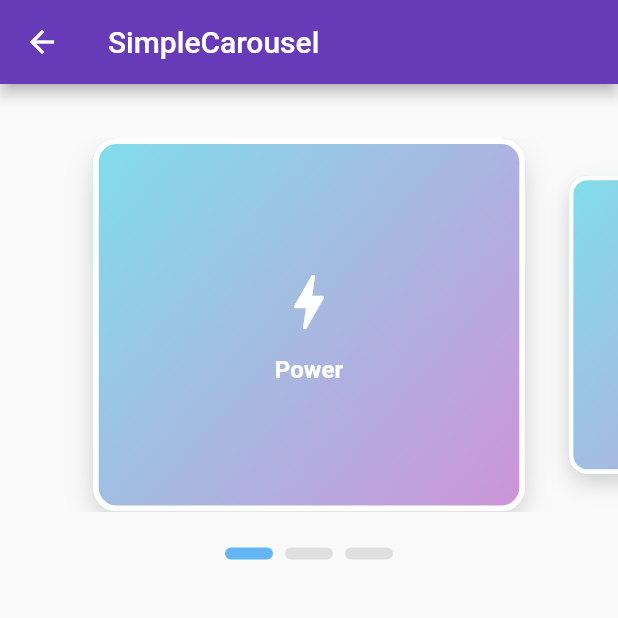
After one commit to hasansujon786/flutter_book, a Flutter app: the SimpleCarousel screen opened by its route, on a phone screen of 412 x 824 dp, the top half of it. The commit adds this screen. Run offline on Flutter 3.47's test engine with Material 2 defaults, Android fonts, the phone set to English and light mode, and no system bars; drawn by our look-alikes of expandable_page_view, smooth_page_indicator.

Commit message:
add SimpleCarousel

```diff
--- a/lib/config/routes.dart
+++ b/lib/config/routes.dart
@@ -10,5 +10,6 @@ routes() {
     FacePileScreen.routeName: (context) => const FacePileScreen(),
     ParallaxList.routeName: (context) => const ParallaxList(),
     BasicClipPathExample.routeName: (context) => const BasicClipPathExample(),
+    SimpleCarousel.routeName: (context) => const SimpleCarousel(),
   };
 }
--- /dev/null
+++ b/lib/pages/animation/simple_carousel/carousel_card.dart
@@ -0,0 +1,58 @@
+import 'package:flutter/material.dart';
+
+class CarouselCard extends StatelessWidget {
+  final IconData icon;
+  final String label;
+
+  const CarouselCard({
+    Key? key,
+    required this.icon,
+    required this.label,
+  }) : super(key: key);
+
+  @override
+  Widget build(BuildContext context) {
+    return Container(
+      decoration: ShapeDecoration(
+        shape: RoundedRectangleBorder(
+          borderRadius: BorderRadius.circular(16),
+          side: const BorderSide(color: Colors.white, width: 4),
+        ),
+        gradient: LinearGradient(
+          begin: Alignment.topLeft,
+          end: Alignment.bottomRight,
+          colors: [
+            Colors.cyan.shade200,
+            Colors.purple.shade200,
+          ],
+        ),
+        shadows: [
+          BoxShadow(
+            color: Colors.grey.withOpacity(0.5),
+            spreadRadius: -2,
+            // you can animate the radius to make the feeling of cards
+            // 'coming closer to you' stronger
+            blurRadius: 16,
+            offset: const Offset(0, 8),
+          ),
+        ],
+      ),
+      padding: const EdgeInsets.symmetric(horizontal: 36, vertical: 81),
+      child: Column(
+        crossAxisAlignment: CrossAxisAlignment.center,
+        children: [
+          Icon(icon, color: Colors.white, size: 48),
+          const SizedBox(height: 12),
+          Text(
+            label,
+            style: const TextStyle(
+              color: Colors.white,
+              fontSize: 16,
+              fontWeight: FontWeight.w600,
+            ),
+          ),
+        ],
+      ),
+    );
+  }
+}
--- /dev/null
+++ b/lib/pages/animation/simple_carousel/simple_carousel.dart
@@ -0,0 +1,69 @@
+import 'dart:math';
+
+import 'package:expandable_page_view/expandable_page_view.dart';
+import 'package:smooth_page_indicator/smooth_page_indicator.dart';
+import 'package:flutter/material.dart';
+
+import 'carousel_card.dart';
+
+class SimpleCarousel extends StatefulWidget {
+  const SimpleCarousel({Key? key}) : super(key: key);
+
+  static const routeName = '/simple_carousel';
+
+  @override
+  State<SimpleCarousel> createState() => _SimpleCarouselState();
+}
+
+class _SimpleCarouselState extends State<SimpleCarousel> {
+  final cards = [
+    const CarouselCard(icon: Icons.bolt_outlined, label: 'Power'),
+    const CarouselCard(icon: Icons.edit_outlined, label: 'Edit'),
+    const CarouselCard(icon: Icons.home_outlined, label: 'Home'),
+  ];
+  final carouselController = PageController(viewportFraction: 0.7);
+
+  @override
+  Widget build(BuildContext context) {
+    return Scaffold(
+      appBar: AppBar(
+        title: const Text('SimpleCarousel'),
+      ),
+      body: Column(
+        children: [
+          const SizedBox(height: 36),
+          ExpandablePageView.builder(
+            controller: carouselController,
+            physics: const BouncingScrollPhysics(parent: AlwaysScrollableScrollPhysics()),
+            clipBehavior: Clip.none, // allows our shadow to be displayed outside of widget bounds
+            itemCount: cards.length,
+            itemBuilder: (_, index) {
+              if (!carouselController.position.haveDimensions) {
+                return const SizedBox();
+              }
+              return AnimatedBuilder(
+                animation: carouselController,
+                builder: (_, __) => Transform.scale(
+                  // get 1 if current page or 0.8
+                  scale: max(0.8, (1 - (carouselController.page! - index).abs() / 2)),
+                  child: cards[index],
+                ),
+              );
+            },
+          ),
+          const SizedBox(height: 24),
+          SmoothPageIndicator(
+            controller: carouselController,
+            count: cards.length,
+            effect: SwapEffect(
+              dotColor: Colors.grey.shade300,
+              activeDotColor: Colors.blue.shade300,
+              dotHeight: 8,
+              dotWidth: 32,
+            ),
+          ),
+        ],
+      ),
+    );
+  }
+}
--- a/lib/pages/home.dart
+++ b/lib/pages/home.dart
@@ -32,6 +32,7 @@ class _HomePageState extends State<HomePage> {
           _buildLink('Parallax List', ParallaxList.routeName),
           _buildLink('Face Pile', FacePileScreen.routeName),
           _buildLink('Basic clip path example', BasicClipPathExample.routeName),
+          _buildLink('Simple Carousel', SimpleCarousel.routeName),
           const SizedBox(height: 30),
         ],
       ),
--- a/lib/pages/pages.dart
+++ b/lib/pages/pages.dart
@@ -4,5 +4,6 @@ export 'animation/curves/basic_clip_path.dart';
 export 'animation/face_pile/face_pile.dart';
 export 'animation/parallax_list/parallax_list.dart';
 export 'animation/staggered_profil/staggered_profile_page.dart';
+export 'animation/simple_carousel/simple_carousel.dart';
 export 'home.dart';
 export 'sliver.dart';
--- a/pubspec.yaml
+++ b/pubspec.yaml
@@ -34,6 +34,8 @@ dependencies:
   # The following adds the Cupertino Icons font to your application.
   # Use with the CupertinoIcons class for iOS style icons.
   cupertino_icons: ^1.0.2
+  expandable_page_view: ^1.0.17
+  smooth_page_indicator: ^1.0.0+2
 
 dev_dependencies:
   flutter_test:
```
Also changed, not shown: pubspec.lock.
